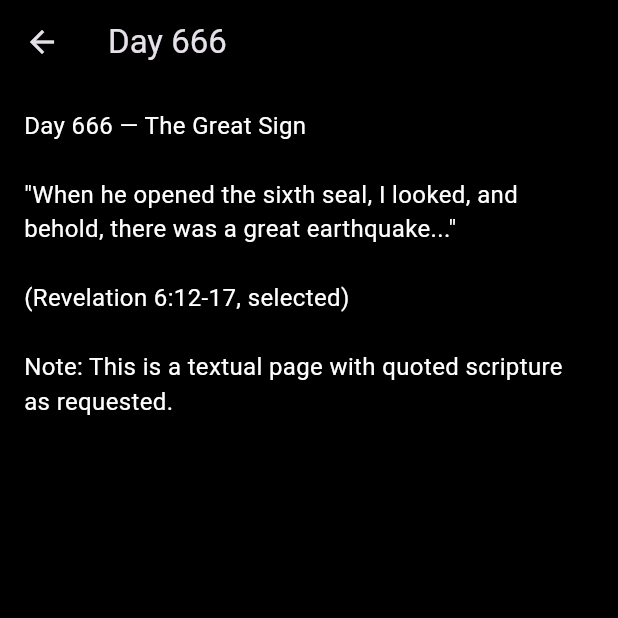
After one commit to Jenis0619/calendar, a Flutter app: the SpecialDayTab screen opened directly, on a phone screen of 412 x 824 dp, the top half of it. The commit adds this screen. Run offline on Flutter 3.47's test engine with Material 3 defaults, Android fonts, the phone set to English and light mode, and no system bars; our stand-ins replace shared_preferences, table_calendar, video_player; accounts and stored records are empty.

Commit message:
add new tabs

```diff
--- a/lib/main.dart
+++ b/lib/main.dart
@@ -3,6 +3,8 @@ import 'dial/dial_widget.dart';
 import 'video/video_tab.dart';
 import 'calendar/fourteen_year_tab.dart';
 import 'calendar/calendar_tab.dart';
+import 'tabs/houses_tab.dart';
+import 'tabs/special_day_tab.dart';
 import 'dial/top_tab_buttons.dart';
 
 void main() => runApp(const FourWatchesApp());
@@ -45,7 +47,8 @@ class _HomePageState extends State<HomePage>
   @override
   void initState() {
     super.initState();
-  _ctrl = TabController(length: 4, vsync: this);
+  // length 6: 0=Home,1=About,2=DailyCalendar,3=14Year,4=Houses,5=SpecialDay
+  _ctrl = TabController(length: 6, vsync: this);
   }
 
   @override
@@ -76,6 +79,10 @@ class _HomePageState extends State<HomePage>
                 CalendarTab(onSelectTab: (i) => _ctrl.animateTo(i)),
                 // Tab 3: 14-year calendar
                 const FourteenYearTab(),
+                // Tab 4: Houses list
+                const HousesTab(),
+                // Tab 5: Special Day 666 page
+                const SpecialDayTab(),
               ],
             ),
           ),
--- /dev/null
+++ b/lib/tabs/special_day_tab.dart
@@ -0,0 +1,28 @@
+import 'package:flutter/material.dart';
+
+class SpecialDayTab extends StatelessWidget {
+  const SpecialDayTab({super.key});
+
+  @override
+  Widget build(BuildContext context) {
+    const quote = '''
+Day 666 — The Great Sign
+
+"When he opened the sixth seal, I looked, and behold, there was a great earthquake..."
+
+(Revelation 6:12-17, selected)
+
+Note: This is a textual page with quoted scripture as requested.
+''';
+
+    return Scaffold(
+      appBar: AppBar(title: const Text('Day 666')),
+      body: Padding(
+        padding: const EdgeInsets.all(16.0),
+        child: SingleChildScrollView(
+          child: Text(quote, style: const TextStyle(fontSize: 16, color: Colors.white)),
+        ),
+      ),
+    );
+  }
+}
```
Also changed, not shown: lib/calendar/month_view.dart (+4 -88 lines), lib/tabs/houses_tab.dart (added, +46 -0 lines).
